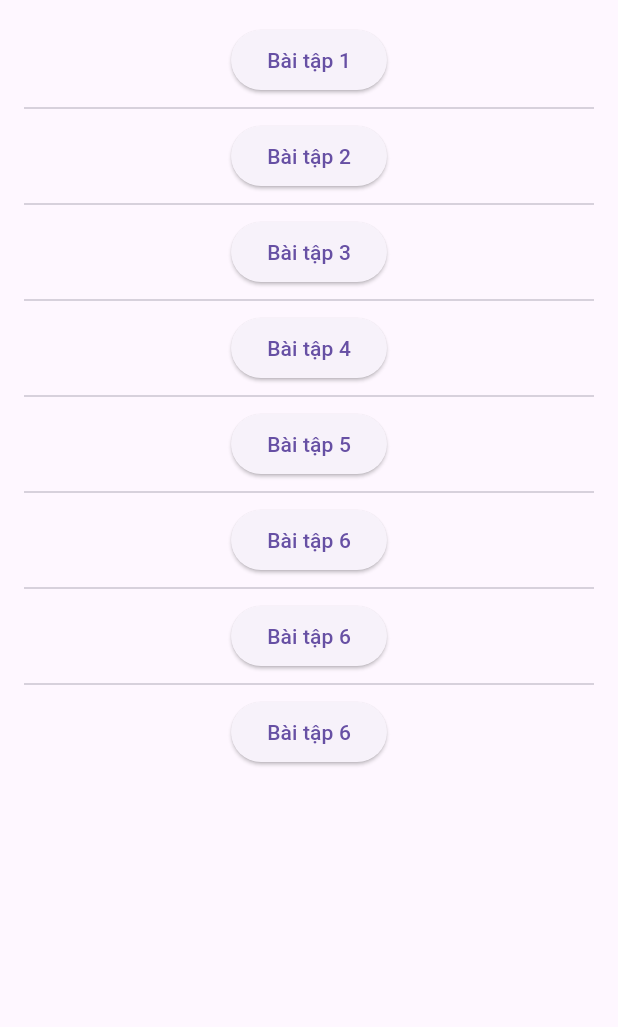
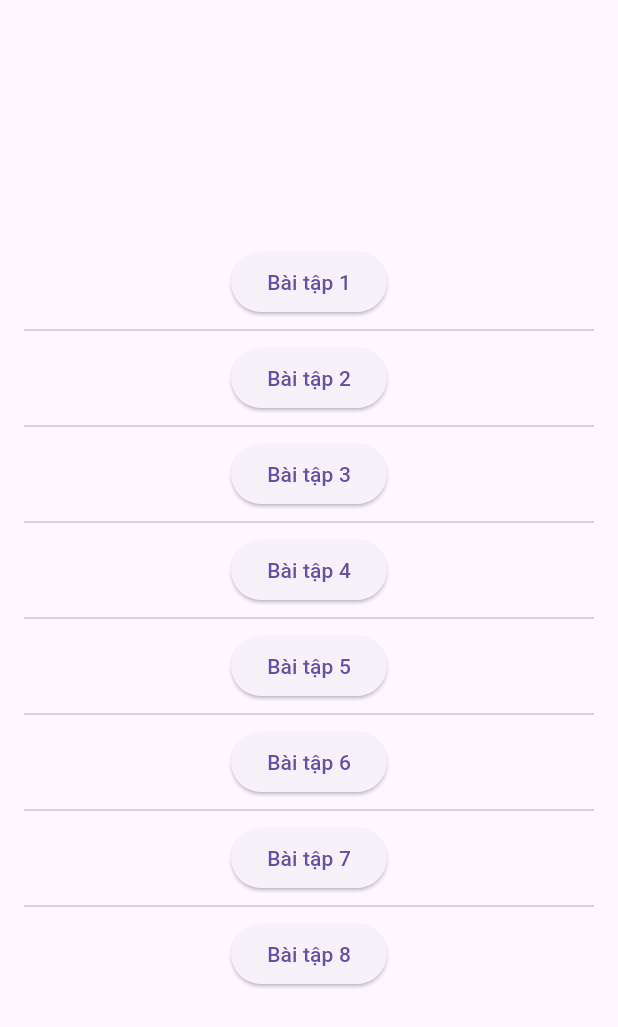
Before and after one commit to qminhminh/bai_tap_van_dung_CT_Quang_Minh, a Flutter app: the screen it shows after launch, on a phone screen of 412 x 824 dp. Shown: the top 1027 px of the screen. Run offline on Flutter 3.47's test engine with Material 3 defaults, Android fonts, the light colour scheme and no system bars.

Commit message:
fix main navigator and off banner debug

```diff
--- a/lib/main.dart
+++ b/lib/main.dart
@@ -1,4 +1,4 @@
-// ignore_for_file: prefer_const_constructors
+// ignore_for_file: prefer_const_constructors, use_key_in_widget_constructors
 
 import 'package:bai_tap_van_dung_cty/bai_tap_1.dart';
 import 'package:bai_tap_van_dung_cty/bai_tap_2.dart';
@@ -18,12 +18,22 @@ class MyApp extends StatelessWidget {
   @override
   Widget build(BuildContext context) {
     return MaterialApp(
-      home: Scaffold(
-        body: Padding(
+      debugShowCheckedModeBanner: false,
+      home: HomeScreen(),
+    );
+  }
+}
+
+class HomeScreen extends StatelessWidget {
+  @override
+  Widget build(BuildContext context) {
+    return Scaffold(
+      body: Center(
+        child: Padding(
           padding: const EdgeInsets.all(16.0),
           child: SingleChildScrollView(
             child: Column(
-              children: <Widget>[
+              children: [
                 ElevatedButton(
                   onPressed: () {
                     Navigator.push(
@@ -91,7 +101,7 @@ class MyApp extends StatelessWidget {
                       MaterialPageRoute(builder: (context) => BaiTap07()),
                     );
                   },
-                  child: Text('Bài tập 6'),
+                  child: Text('Bài tập 7'),
                 ),
                 Divider(),
                 ElevatedButton(
@@ -101,7 +111,7 @@ class MyApp extends StatelessWidget {
                       MaterialPageRoute(builder: (context) => BaiTap08()),
                     );
                   },
-                  child: Text('Bài tập 6'),
+                  child: Text('Bài tập 8'),
                 ),
               ],
             ),
```
Also changed, not shown: lib/bai_tap_1.dart (+88 -57 lines).
